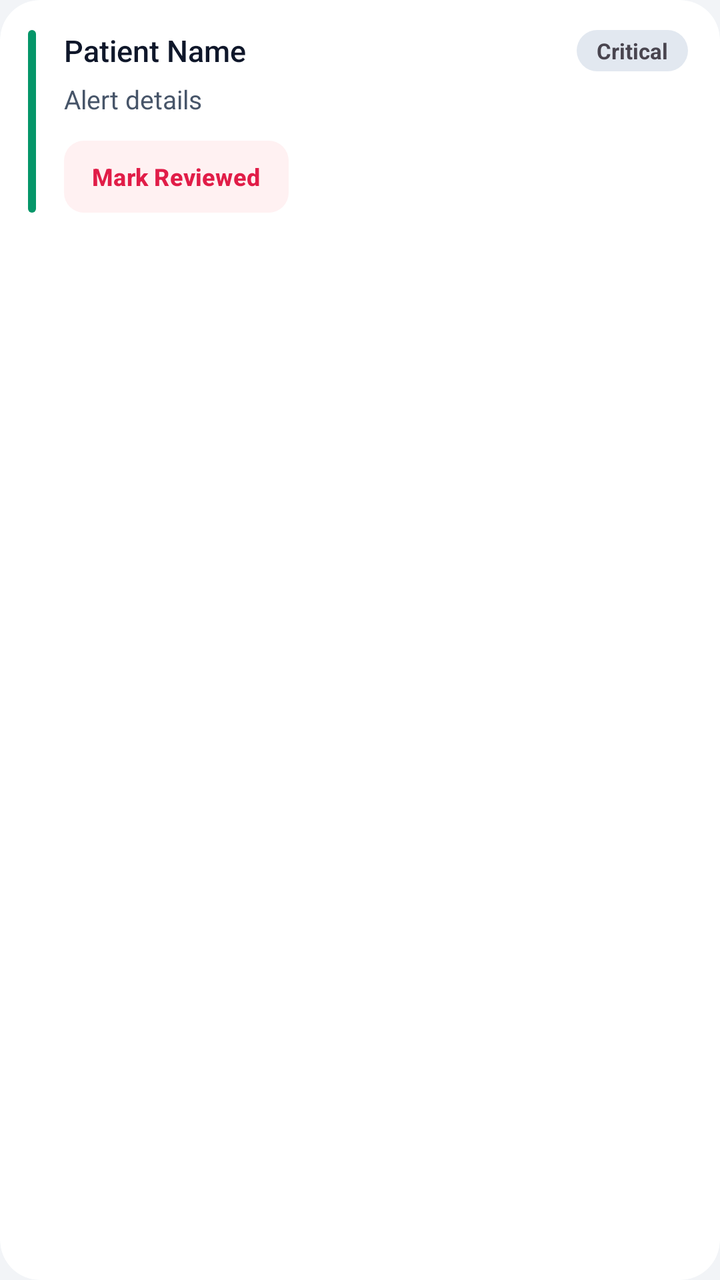
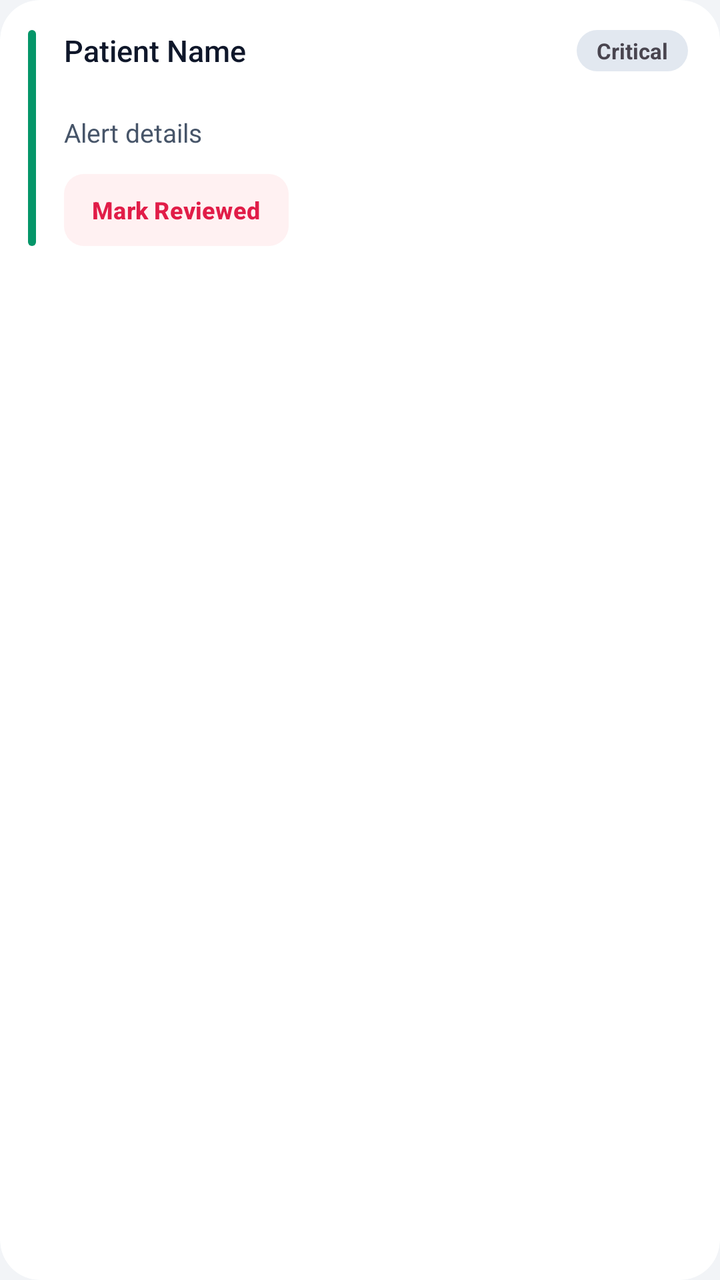

The first picture is an Android layout as it rendered before a commit; the second is the same layout after the commit. The layout source and the unified diff follow.
<!-- AndroidManifest.xml: application theme Theme.FlapGuardAI -->
<!-- res/layout/item_alert_card.xml -->
<?xml version="1.0" encoding="utf-8"?>
<com.google.android.material.card.MaterialCardView xmlns:android="http://schemas.android.com/apk/res/android"
    xmlns:app="http://schemas.android.com/apk/res-auto"
    android:id="@+id/card_alert"
    android:layout_width="match_parent"
    android:layout_height="wrap_content"
    android:layout_marginBottom="10dp"
    app:cardBackgroundColor="@color/fg_surface"
    app:cardCornerRadius="20dp"
    app:cardElevation="0dp"
    app:strokeWidth="0dp">

    <LinearLayout
        android:layout_width="match_parent"
        android:layout_height="wrap_content"
        android:orientation="horizontal"
        android:paddingStart="14dp"
        android:paddingTop="15dp"
        android:paddingEnd="16dp"
        android:paddingBottom="15dp">

        <View
            android:id="@+id/view_alert_accent"
            android:layout_width="4dp"
            android:layout_height="match_parent"
            android:layout_marginEnd="14dp"
            android:background="@drawable/bg_status_bar" />

        <LinearLayout
            android:layout_width="0dp"
            android:layout_height="wrap_content"
            android:layout_weight="1"
            android:orientation="vertical">

            <LinearLayout
                android:layout_width="match_parent"
                android:layout_height="wrap_content"
                android:gravity="center_vertical"
                android:orientation="horizontal">

                <TextView
                    android:id="@+id/tv_alert_patient"
                    android:layout_width="0dp"
                    android:layout_height="wrap_content"
                    android:layout_weight="1"
                    android:fontFamily="sans-serif-medium"
                    android:text="Patient Name"
                    android:textColor="@color/fg_text_primary"
                    android:textSize="15sp" />

                <TextView
                    android:id="@+id/tv_alert_tier"
                    android:layout_width="wrap_content"
                    android:layout_height="wrap_content"
                    android:background="@drawable/bg_badge"
                    android:paddingStart="10dp"
                    android:paddingTop="3dp"
                    android:paddingEnd="10dp"
                    android:paddingBottom="3dp"
                    android:text="Critical"
                    android:textSize="11sp"
                    android:textStyle="bold" />
            </LinearLayout>

            <TextView
                android:id="@+id/tv_alert_message"
                android:layout_width="match_parent"
                android:layout_height="wrap_content"
                android:layout_marginTop="5dp"
                android:text="Alert details"
                android:textColor="@color/fg_text_secondary"
                android:textSize="13sp" />

            <com.google.android.material.button.MaterialButton
                android:id="@+id/btn_ack_alert"
                style="@style/Widget.Material3.Button.TonalButton"
                android:layout_width="wrap_content"
                android:layout_height="36dp"
                android:layout_marginTop="12dp"
                android:insetTop="0dp"
                android:insetBottom="0dp"
                android:paddingStart="14dp"
                android:paddingEnd="14dp"
                android:text="Mark Reviewed"
                android:textAllCaps="false"
                android:textColor="@color/fg_danger"
                android:textSize="12sp"
                android:textStyle="bold"
                app:backgroundTint="@color/fg_danger_bg"
                app:cornerRadius="10dp" />

            <TextView
                android:id="@+id/tv_alert_acked_by"
                android:layout_width="wrap_content"
                android:layout_height="wrap_content"
                android:layout_marginTop="8dp"
                android:text="Reviewed"
                android:textColor="@color/fg_success"
                android:textSize="12sp"
                android:visibility="gone" />
        </LinearLayout>
    </LinearLayout>
</com.google.android.material.card.MaterialCardView>
<!-- resources referenced by this layout -->
<resources>
  <color name="fg_danger">#E11D48</color>
  <color name="fg_danger_bg">#FFF1F2</color>
  <color name="fg_success">#059669</color>
  <color name="fg_surface">#FFFFFF</color>
  <color name="fg_text_primary">#0F172A</color>
  <color name="fg_text_secondary">#475569</color>
  <!-- drawable bg_badge (drawable) -->
  <?xml version="1.0" encoding="utf-8"?>
  <shape xmlns:android="http://schemas.android.com/apk/res/android" android:shape="rectangle">
      <solid android:color="#E2E8F0" />
      <corners android:radius="999dp" />
  </shape>
  <!-- drawable bg_status_bar (drawable) -->
  <?xml version="1.0" encoding="utf-8"?>
  <shape xmlns:android="http://schemas.android.com/apk/res/android" android:shape="rectangle">
      <solid android:color="@color/fg_success" />
      <corners android:radius="999dp" />
  </shape>
  <style name="Theme.FlapGuardAI" parent="Base.Theme.FlapGuardAI" />
  <style name="Base.Theme.FlapGuardAI" parent="Theme.Material3.Light.NoActionBar">
          <item name="colorPrimary">@color/fg_primary</item>
          <item name="colorOnPrimary">@color/white</item>
          <item name="colorPrimaryContainer">@color/fg_primary_soft</item>
          <item name="colorOnPrimaryContainer">@color/fg_primary</item>
          <item name="colorSecondary">@color/fg_accent</item>
          <item name="colorOnSecondary">@color/white</item>
          <item name="colorSecondaryContainer">@color/fg_primary_soft</item>
          <item name="colorOnSecondaryContainer">@color/fg_primary</item>
          <item name="colorSurface">@color/fg_surface</item>
          <item name="colorSurfaceVariant">@color/fg_surface_soft</item>
          <item name="colorOutline">@color/fg_border</item>
          <item name="android:windowBackground">@color/fg_bg</item>
          <item name="android:statusBarColor">@color/fg_bg</item>
          <item name="android:windowLightStatusBar">true</item>
      </style>
  <color name="fg_primary">#0B3B66</color>
  <color name="white">#FFFFFF</color>
  <color name="fg_primary_soft">#EBF3FA</color>
  <color name="fg_accent">#0D9488</color>
  <color name="fg_surface_soft">#F1F5F9</color>
  <color name="fg_border">#E2E8F0</color>
  <color name="fg_bg">#F2F4F7</color>
</resources>

<!-- the commit's change to res/layout/item_alert_card.xml (unified diff, before → after) -->
@@ -5,6 +5,9 @@
     android:layout_width="match_parent"
     android:layout_height="wrap_content"
     android:layout_marginBottom="10dp"
+    android:clickable="true"
+    android:focusable="true"
+    android:foreground="?attr/selectableItemBackground"
     app:cardBackgroundColor="@color/fg_surface"
     app:cardCornerRadius="20dp"
     app:cardElevation="0dp"
@@ -63,6 +66,15 @@
             </LinearLayout>
 
             <TextView
+                android:id="@+id/tv_alert_time"
+                android:layout_width="wrap_content"
+                android:layout_height="wrap_content"
+                android:layout_marginTop="2dp"
+                android:text=""
+                android:textColor="@color/fg_text_muted"
+                android:textSize="11sp" />
+
+            <TextView
                 android:id="@+id/tv_alert_message"
                 android:layout_width="match_parent"
                 android:layout_height="wrap_content"
<!-- resource entries referenced after the edit -->
@@ -4,6 +4,7 @@
   <color name="fg_danger_bg">#FFF1F2</color>
   <color name="fg_success">#059669</color>
   <color name="fg_surface">#FFFFFF</color>
+  <color name="fg_text_muted">#64748B</color>
   <color name="fg_text_primary">#0F172A</color>
   <color name="fg_text_secondary">#475569</color>
   <!-- drawable bg_badge (drawable) -->
